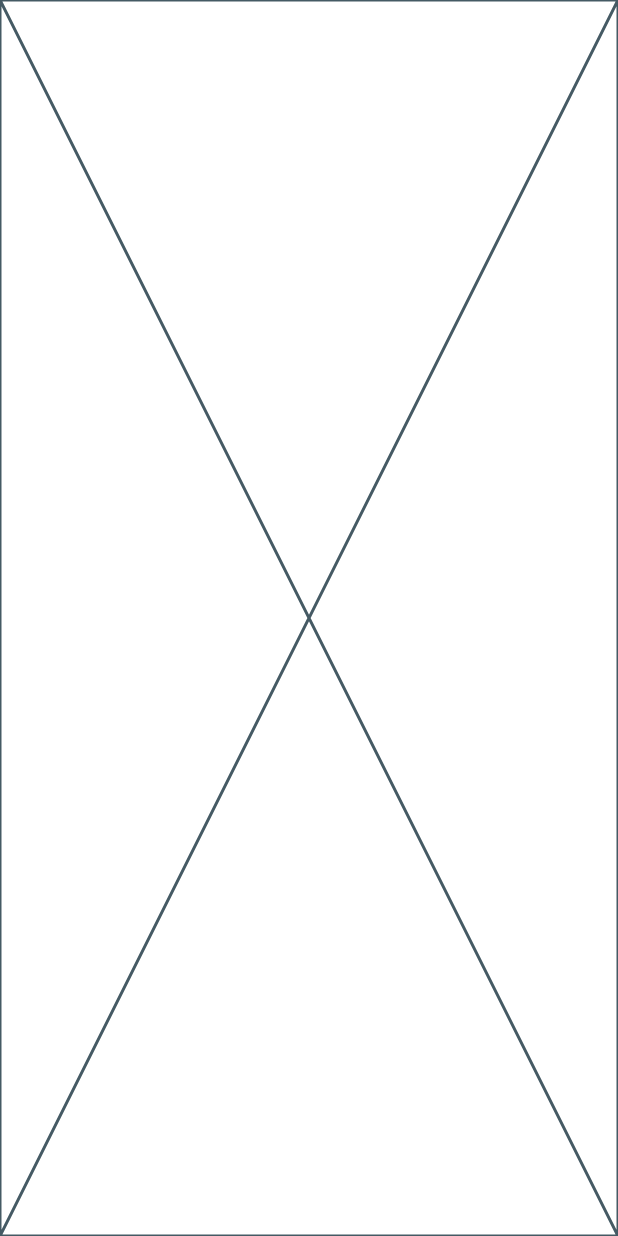
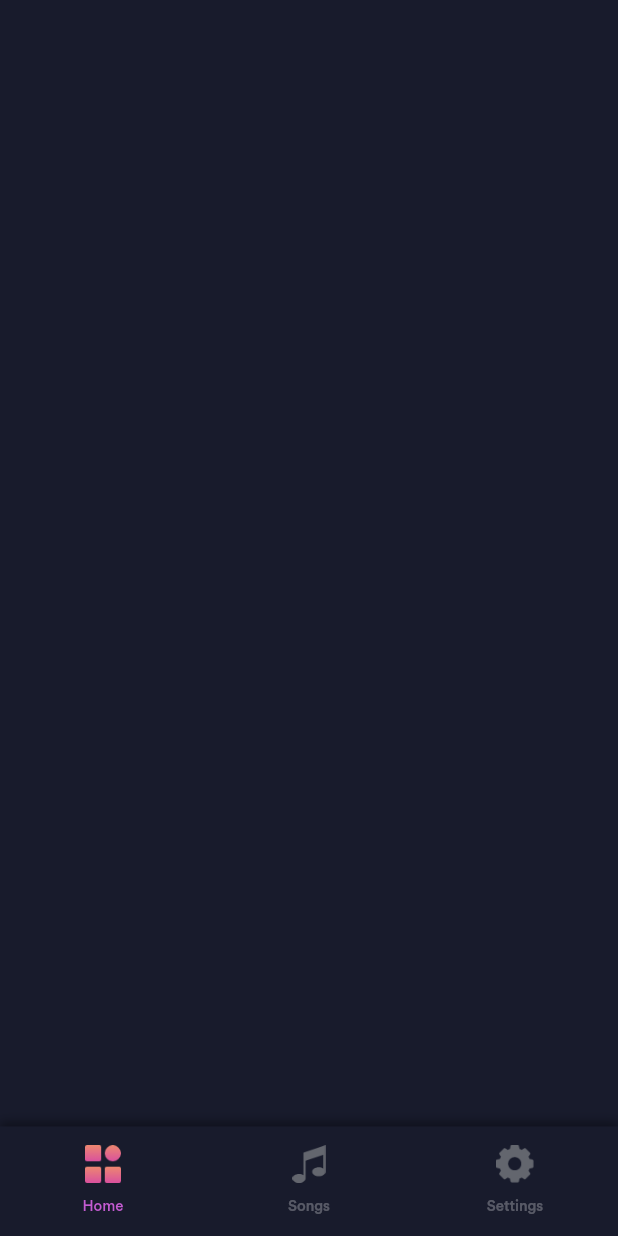
Before and after one commit to ducchungtx/music_player, a Flutter app: the screen it shows after launch, on a phone screen of 412 x 824 dp. Run offline on Flutter 3.47's test engine with Material 3 defaults, Android fonts, the phone set to English and light mode, and no system bars; our stand-ins replace get.

Commit message:
Update UI home

```diff
--- /dev/null
+++ b/lib/view/home/home_view.dart
@@ -0,0 +1,19 @@
+import 'package:flutter/material.dart';
+import 'package:get/get.dart';
+import 'package:music_player/view_model/home_view_model.dart';
+
+class HomeView extends StatefulWidget {
+  const HomeView({super.key});
+
+  @override
+  State<HomeView> createState() => _HomeViewState();
+}
+
+class _HomeViewState extends State<HomeView> {
+  final homeVM = Get.put(HomeViewModel());
+
+  @override
+  Widget build(BuildContext context) {
+    return Scaffold();
+  }
+}
--- /dev/null
+++ b/lib/view/maintab_view/maintab_view.dart
@@ -0,0 +1,88 @@
+import 'package:flutter/material.dart';
+import 'package:music_player/common/color_extension.dart';
+import 'package:music_player/view/home/home_view.dart';
+
+class MainTabView extends StatefulWidget {
+  const MainTabView({super.key});
+
+  @override
+  State<MainTabView> createState() => _MainTabViewState();
+}
+
+class _MainTabViewState extends State<MainTabView>
+    with SingleTickerProviderStateMixin {
+  TabController? controller;
+  int selectTab = 0;
+
+  @override
+  void initState() {
+    super.initState();
+    controller = TabController(length: 3, vsync: this);
+    controller?.addListener(() {
+      selectTab = controller?.index ?? 0;
+      setState(() {});
+    });
+  }
+
+  @override
+  void dispose() {
+    super.dispose();
+    controller?.dispose();
+  }
+
+  @override
+  Widget build(BuildContext context) {
+    return Scaffold(
+      body: TabBarView(controller: controller, children: [
+        const HomeView(),
+        Container(),
+        Container(),
+      ]),
+      bottomNavigationBar: Container(
+        decoration: BoxDecoration(
+          color: TColor.bg,
+          boxShadow: const [
+            BoxShadow(
+              color: Colors.black38,
+              blurRadius: 5,
+              offset: Offset(0, -3),
+            )
+          ]
+        ),
+        child: BottomAppBar(
+          color: Colors.transparent,
+          elevation: 0,
+          child: TabBar(
+            controller: controller,
+            indicatorColor: Colors.transparent,
+            indicatorWeight: 1,
+            labelColor: TColor.primary,
+            labelStyle: const TextStyle(fontSize: 10),
+            unselectedLabelColor: TColor.primaryText28,
+            unselectedLabelStyle: const TextStyle(fontSize: 10),
+            tabs: [
+              Tab(
+                text: "Home",
+                icon: Image.asset(selectTab == 0
+                    ? "assets/img/home_tab.png"
+                    : "assets/img/home_tab_un.png", height: 25, width: 25,),
+              ),
+              Tab(
+                text: "Songs",
+                icon: Image.asset(selectTab == 1
+                    ? "assets/img/songs_tab.png"
+                    : "assets/img/songs_tab_un.png", height: 25, width: 25,),
+              ),
+              Tab(
+                text: "Settings",
+                icon: Image.asset(selectTab == 2
+                    ? "assets/img/setting_tab.png"
+                    : "assets/img/setting_tab_un.png", height: 25, width: 25,),
+              ),
+            ],
+          ),
+        ),
+      ),
+    );
+  }
+}
--- a/lib/view/splash_view.dart
+++ b/lib/view/splash_view.dart
@@ -1,4 +1,7 @@
 import 'package:flutter/material.dart';
+import 'package:flutter/services.dart';
+import 'package:get/get.dart';
+import 'package:music_player/view_model/splash_view_model.dart';
 
 class SplashView extends StatefulWidget {
   const SplashView({super.key});
@@ -8,8 +11,26 @@ class SplashView extends StatefulWidget {
 }
 
 class _SplashViewState extends State<SplashView> {
+
+  final splashVM = Get.put(SplashViewModel());
+
+  @override
+  void initState() {
+    SystemChrome.setEnabledSystemUIMode(SystemUiMode.leanBack);
+    super.initState();
+    splashVM.loadView();
+  }
+
   @override
   Widget build(BuildContext context) {
-    return const Placeholder();
+    var media = MediaQuery.sizeOf(context);
+    return Scaffold(
+      body: Center(
+        child: Image.asset(
+          "assets/img/app_logo.png",
+          width: media.width * 0.30,
+        ),
+      ),
+    );
   }
 }
--- /dev/null
+++ b/lib/view_model/home_view_model.dart
@@ -0,0 +1,41 @@
+import 'package:get/get.dart';
+
+class HomeViewModel extends GetxController {
+  final hostRecommendedArr = [
+    {
+      "image": "assets/img/img_1.png",
+      "name": "Sound of Sky",
+      "artists": "Dilon Bruce"
+    },
+    {
+      "image": "assets/img/img_2.png",
+      "name": "Girl on Fire",
+      "artists": "Alecia Keys"
+    }
+  ].obs;
+
+  final playListArr = [
+    {
+      "image": "assets/img/img_3.png",
+      "name": "Classic Playlist",
+      "artists": "Piano Guys"
+    },
+    {
+      "image": "assets/img/img_4.png",
+      "name": "Summer Playlist",
+      "artists": "Dilon Bruce"
+    },
+    {
+      "image": "assets/img/img_5.png",
+      "name": "Pop Music",
+      "artists": "Michael Jackson"
+    }
+  ];
+
+  final recentlyPlayedArr = [
+    {"rate": 4, "name": "Billie Jean", "artists": "Michael Jackson"},
+    {"rate": 4, "name": "Earth Song", "artists": "Michael Jackson"},
+    {"rate": 4, "name": "Mirror", "artists": "Justin Timberlake"},
+    {"rate": 4, "name": "Remember the Time", "artists": "Michael Jackson"}
+  ].obs;
+}
--- a/lib/view_model/splash_view_model.dart
+++ b/lib/view_model/splash_view_model.dart
@@ -0,0 +1,9 @@
+import 'package:get/get.dart';
+import 'package:music_player/view/maintab_view/maintab_view.dart';
+
+class SplashViewModel extends GetxController {
+  void loadView() async {
+    await Future.delayed(const Duration(seconds: 3));
+    Get.to(() => const MainTabView());
+  }
+}
```
